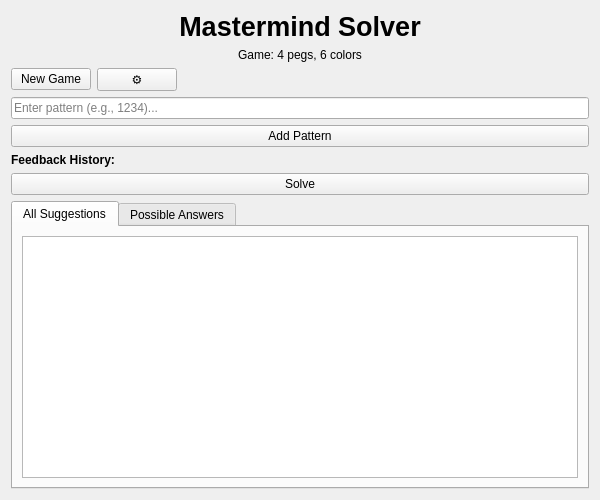
Qt form src/gui/MastermindWidget.ui (satsinush/word-games) before a commit.
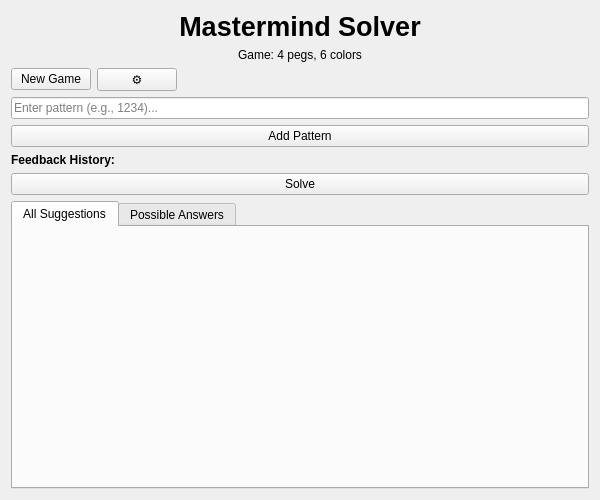
The same form after that commit.

Diff of the .ui file:
```diff
--- a/src/gui/MastermindWidget.ui
+++ b/src/gui/MastermindWidget.ui
@@ -115,18 +115,6 @@
       <attribute name="title">
        <string>All Suggestions</string>
       </attribute>
-      <layout class="QVBoxLayout" name="allTabLayout">
-       <item>
-        <widget class="QTableWidget" name="allResultsTable">
-         <property name="editTriggers">
-          <set>QAbstractItemView::NoEditTriggers</set>
-         </property>
-         <property name="selectionBehavior">
-          <enum>QAbstractItemView::SelectRows</enum>
-         </property>
-        </widget>
-       </item>
-      </layout>
      </widget>
      <widget class="QWidget" name="possibleTab">
       <attribute name="title">
```
Left out of the diff: 12 changed lines with no effect on the pictures.
